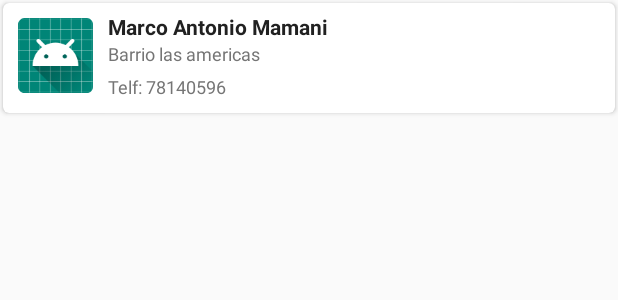
After one commit to MarcoAntonioMamani/AppDynasys, an Android app: the layout item_cliente.xml on its own in the app's theme, with its tools: preview values and no code run, on a phone screen of 412 x 824 dp. The commit adds this screen. Shown: the top 300 px of the screen. Run offline under Robolectric (Android 15) with nearby library versions, the phone set to English and light mode, and no system bars.

Commit message:
Lista Clientes

```diff
--- a/app/src/main/java/com/dynasys/appdisoft/Constantes.java
+++ b/app/src/main/java/com/dynasys/appdisoft/Constantes.java
@@ -2,4 +2,5 @@ package com.dynasys.appdisoft;
 
 public class Constantes {
     public static String TAG_SINCRONIZACION = "SINCRONIZACION";
+    public static String TAG_CLIENTES="LISTACLIENTES";
 }
--- /dev/null
+++ b/app/src/main/res/layout/item_cliente.xml
@@ -0,0 +1,71 @@
+<?xml version="1.0" encoding="utf-8"?>
+<android.support.v7.widget.CardView android:id="@+id/cvAdd"
+    android:layout_width="match_parent"
+
+    android:foreground="?android:attr/selectableItemBackground"
+    android:layout_height="wrap_content"
+    android:layout_margin="2dp"
+    android:background="@color/marfil"
+    card_view:cardCornerRadius="4dp"
+    xmlns:card_view="http://schemas.android.com/apk/res-auto"
+    xmlns:android="http://schemas.android.com/apk/res/android">
+
+<RelativeLayout
+    android:layout_width="fill_parent"
+    android:layout_height="wrap_content"
+    android:paddingBottom="3dp"
+    android:paddingRight="2dp"
+    >
+
+    <ImageView
+        android:id="@+id/row_cliente_img"
+        android:layout_width="50dp"
+        android:layout_height="50dp"
+        android:layout_margin="10dp"
+        android:src="@mipmap/ic_launcher_round" />
+
+    <TextView
+        android:id="@+id/row_cliente_name"
+        android:layout_width="wrap_content"
+        android:layout_height="wrap_content"
+        android:layout_alignParentRight="true"
+        android:paddingTop="6dp"
+        android:layout_alignParentTop="true"
+        android:layout_toRightOf="@+id/row_cliente_img"
+        android:maxLength="65"
+        android:maxLines="2"
+        style="@style/TextAppearance.AppCompat.Body1"
+        android:textStyle="bold"
+        android:textColor="@color/primary_text"
+        android:text="Marco Antonio Mamani" />
+
+    <TextView
+        android:id="@+id/row_cliente_direccion"
+        android:layout_width="match_parent"
+        android:layout_height="wrap_content"
+        android:layout_below="@id/row_cliente_name"
+        android:layout_toEndOf="@+id/row_cliente_img"
+        android:text="Barrio las americas"
+        android:textColor="@color/secondary_text"
+        android:maxLines="2"
+        android:maxEms="2"
+       style="@style/TextAppearance.AppCompat.Caption" />
+    <TextView
+        android:id="@+id/row_cliente_telefono"
+        android:layout_width="150dp"
+        android:layout_height="wrap_content"
+        android:layout_below="@id/row_cliente_direccion"
+        android:layout_marginTop="5dp"
+        android:layout_toRightOf="@id/row_cliente_img"
+        android:text="Telf: 78140596"
+        android:textColor="@color/secondary_text"
+        style="@style/TextAppearance.AppCompat.Caption" />
+    <View
+        android:layout_width="match_parent"
+        android:layout_height="2dp"
+        android:layout_below="@+id/row_cliente_img"
+     android:visibility="gone"
+        android:background="@color/colorAccent"></View>
+</RelativeLayout>
+
+</android.support.v7.widget.CardView>
```
Also changed, not shown: app/build.gradle (+4 -3 lines), app/src/main/java/com/dynasys/appdisoft/Clientes/Adapter/AdapterClientes.java (added, +89 -0 lines), app/src/main/java/com/dynasys/appdisoft/Clientes/ListClientesFragment.java (added, +139 -0 lines), app/src/main/java/com/dynasys/appdisoft/MainActivity.java (+7 -1 lines), app/src/main/java/com/dynasys/appdisoft/SincronizarData/DB/ClienteEntity.java (+22 -2 lines), app/src/main/res/layout/fragment_list_clientes.xml (added, +39 -0 lines).
